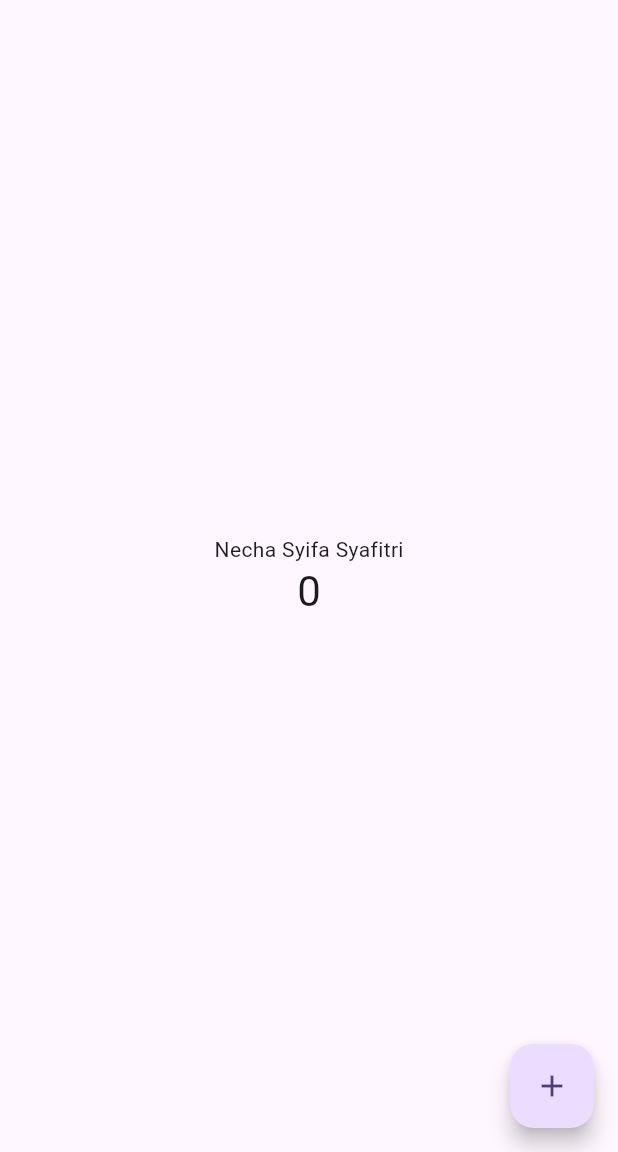
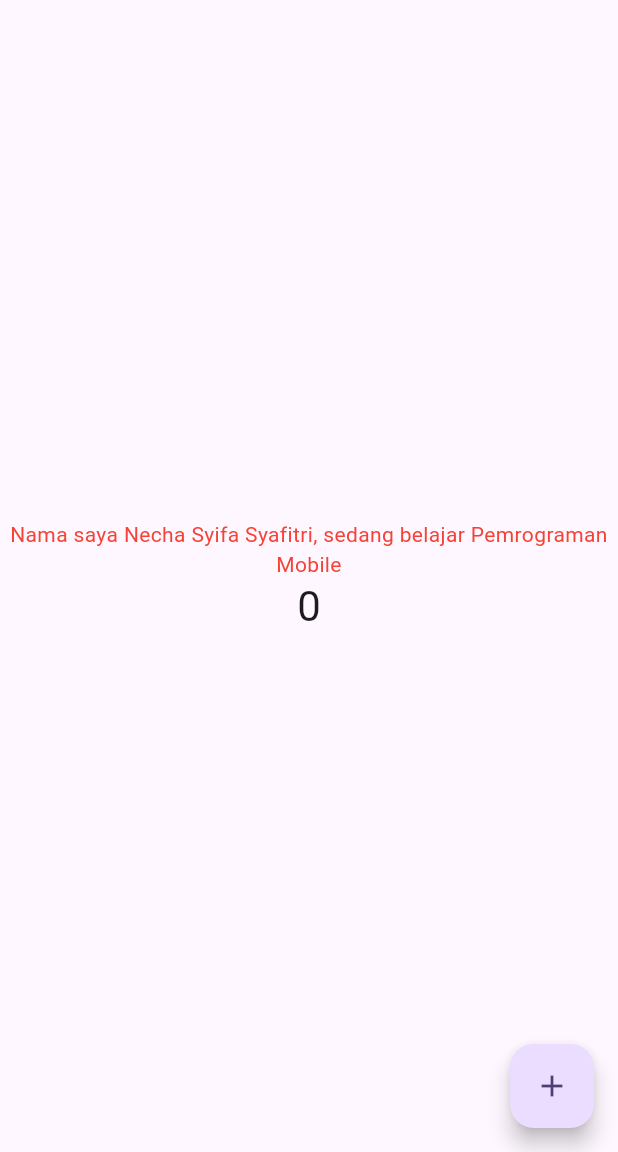
Before and after one commit to nechasyifa/PemrogramanMobile-Ganjil-2025, a Flutter app: the screen it shows after launch, on a phone screen of 412 x 824 dp, the part 84-1236 px from its top. Run offline on Flutter 3.47's test engine with Material 3 defaults, Android fonts, the phone set to English and light mode, and no system bars.

Commit message:
JS5_P4_Langkah1

```diff
--- /dev/null
+++ b/Week5/hello_world/lib/basic_widgets/text_widget.dart
@@ -0,0 +1,13 @@
+import 'package:flutter/material.dart';
+
+class MyTextWidget extends StatelessWidget {
+  const MyTextWidget({Key? key}) : super(key: key);
+
+  @override
+  Widget build(BuildContext context) {
+    return const Text(
+      "Nama saya Necha Syifa Syafitri, sedang belajar Pemrograman Mobile",
+      style: TextStyle(color: Colors.red, fontSize: 14),
+      textAlign: TextAlign.center);
+  }
+}
--- a/Week5/hello_world/lib/main.dart
+++ b/Week5/hello_world/lib/main.dart
@@ -1,4 +1,5 @@
 import 'package:flutter/material.dart';
+import 'basic_widgets/text_widget.dart';
 
 void main() {
   runApp(const MyApp());
@@ -104,7 +105,7 @@ class _MyHomePageState extends State<MyHomePage> {
           // wireframe for each widget.
           mainAxisAlignment: MainAxisAlignment.center,
           children: <Widget>[
-            const Text('Necha Syifa Syafitri'),
+            const MyTextWidget(),
             Text(
               '$_counter',
               style: Theme.of(context).textTheme.headlineMedium,
```
Also changed, not shown: Week5/hello_world/images/02.png (added), 1 other file.
